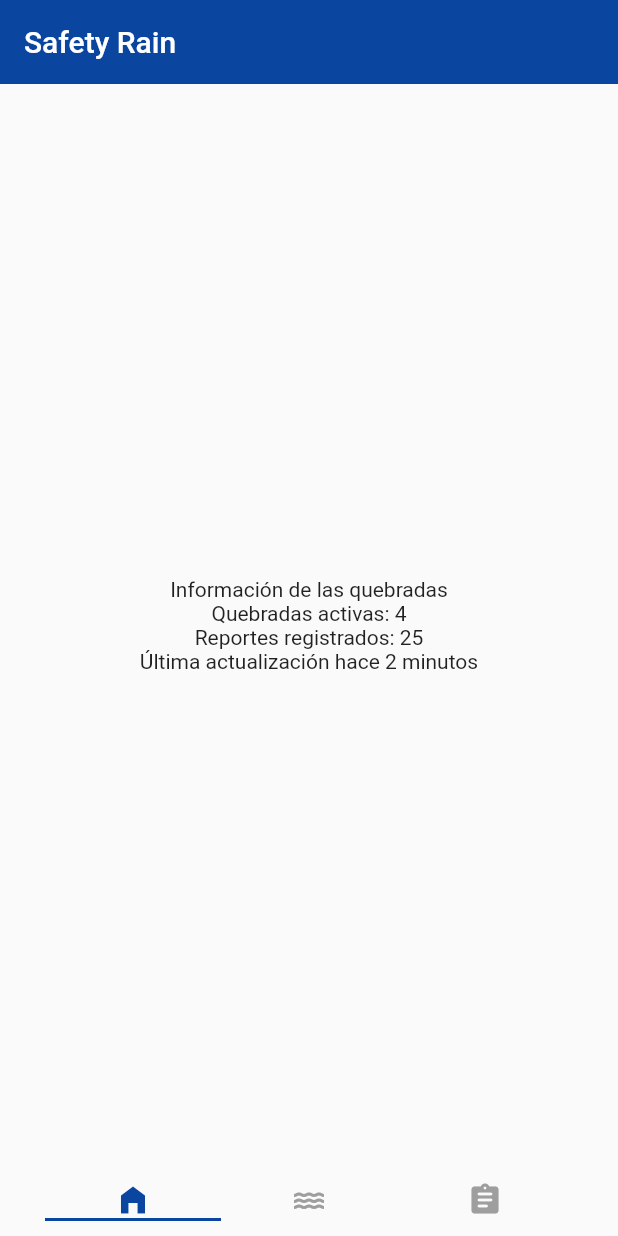
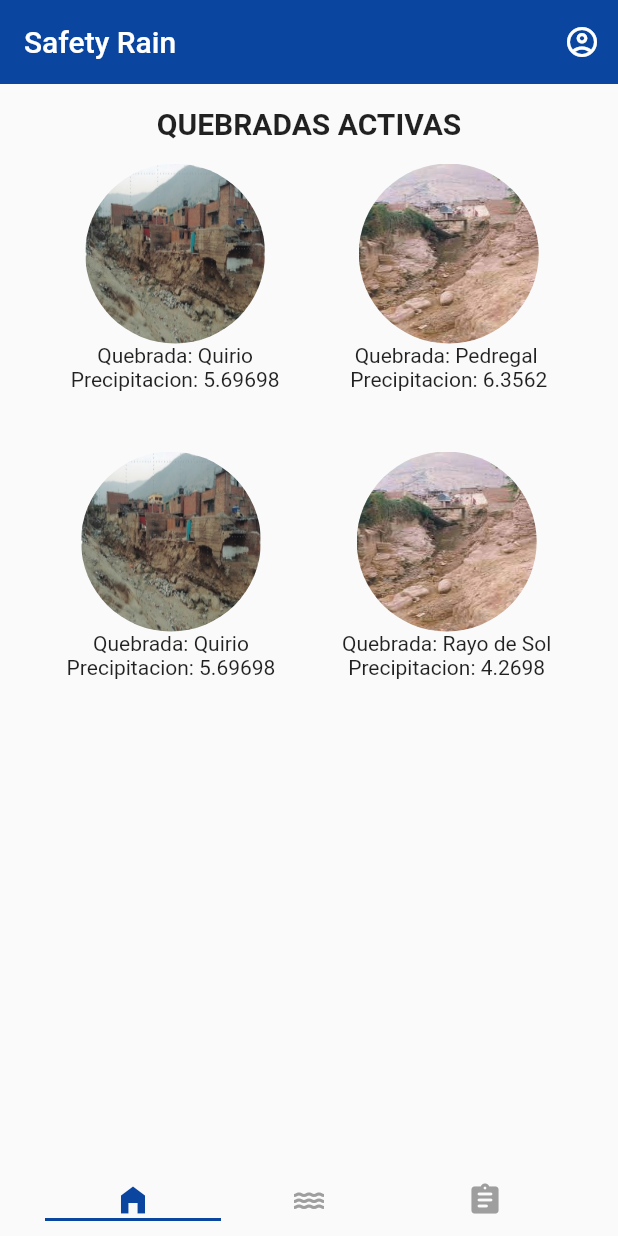
Before and after one commit to GustavoZegarra/PRY2021267_MobileApp, a Flutter app: the screen it shows after launch, on a phone screen of 412 x 824 dp. Run offline on Flutter 3.47's test engine with Material 2 defaults, Android fonts, the phone set to English and light mode, and no system bars; missing offline and left inert: dart:ffi.

Commit message:
Avance de home screen

```diff
--- a/mobile_app/lib/models/quebrada_model.dart
+++ b/mobile_app/lib/models/quebrada_model.dart
@@ -1,9 +1,12 @@
+import 'dart:ffi';
+
 class Quebrada {
+  String nombre;
+  double precipitacion;
 
-  String nombre;
-
-  Quebrada({
-    required this.nombre
-  });
+  Quebrada(this.nombre,this.precipitacion);
+  factory Quebrada.fromJson(dynamic json) {
+    return Quebrada(json['nombre'] as String, json['precipitacion'] as double);
+  }
 
 }
--- a/mobile_app/lib/screens/home_screen.dart
+++ b/mobile_app/lib/screens/home_screen.dart
@@ -1,22 +1,153 @@
 import 'package:flutter/material.dart';
+import 'package:mobile_app/models/quebrada_model.dart';
 import 'package:mobile_app/widgets/widgets.dart';
+import 'dart:convert';
+
+import 'package:path/path.dart';
 
 class HomeScreen extends StatelessWidget {
   //const HomeScreen({Key? key}) : super(key: key);
+  late List<Quebrada> Quebradas;
+  String quebradas =
+      '[{"nombre": "Quirio", "precipitacion": 5.69698}, {"nombre": "Pedregal ", "precipitacion": 6.3562}, {"nombre": "Rayo de Sol", "precipitacion": 4.2698}]';
+
+  HomeScreen() {
+    List ListaJson = jsonDecode(quebradas) as List;
+    Quebradas = ListaJson.map((e) => Quebrada.fromJson(e)).toList();
+    print(Quebradas[0].nombre + " " + Quebradas[0].precipitacion.toString());
+  }
 
   @override
   Widget build(BuildContext context) {
     return Scaffold(
       appBar: AppBar(
         title: const Text('Safety Rain'),
+        actions: [
+            PopupMenuButton(
+               icon: Icon(Icons.account_circle_outlined,color: Colors.white),
+               itemBuilder: (BuildContext context) => <PopupMenuEntry>[
+                 const PopupMenuItem(
+                   child: ListTile(
+                     leading: Icon(Icons.login_rounded),
+                     title: Text('Iniciar Sesion'),
+                   ),
+                 ),
+                 const PopupMenuItem(
+                   child: ListTile(
+                     leading: Icon(Icons.app_registration_sharp),
+                     title: Text('Registrarse'),
+                   ),
+                 ),
+               ],
+             ),
+        ],
       ),
+
       body: Column(
-        mainAxisAlignment: MainAxisAlignment.center,
         children: [
-          Center(child: Text('Información de las quebradas')),
-          Center(child: Text('Quebradas activas: 4')),
-          Center(child: Text('Reportes registrados: 25')),
-          Center(child: Text('Última actualización hace 2 minutos'))
+
+          Container(
+            alignment: Alignment.center,
+            width: MediaQuery.of(context).size.width,
+            margin: const EdgeInsets.all(15),
+            child: Text('QUEBRADAS ACTIVAS',
+                style: TextStyle(fontSize: 20, fontWeight: FontWeight.bold)),
+          ),
+          Row(
+            mainAxisAlignment: MainAxisAlignment.spaceEvenly,
+            children: [
+              Column(
+                children: [
+                  Container(
+                    height: 120.0,
+                    width: 120.0,
+                    decoration: BoxDecoration(
+                      image: DecorationImage(
+                        image: AssetImage('assets/Quirio.jpg'),
+                        fit: BoxFit.fill,
+                      ),
+                      shape: BoxShape.circle,
+                    ),
+                  ),
+                  Container(
+                    child: Text("Quebrada: "+Quebradas[0].nombre),
+                  ),
+                  Container(
+                    child: Text("Precipitacion: "+Quebradas[0].precipitacion.toString()),
+                  )
+                ],
+              ),
+              Column(
+                children: [
+                  Container(
+                    height: 120.0,
+                    width: 120.0,
+                    decoration: BoxDecoration(
+                      image: DecorationImage(
+                        image: AssetImage('assets/Pedregal.jpg'),
+                        fit: BoxFit.fill,
+                      ),
+                      shape: BoxShape.circle,
+                    ),
+                  ),
+               Container(
+                    child: Text("Quebrada: "+Quebradas[1].nombre),
+                  ),
+                  Container(
+                    child: Text("Precipitacion: "+Quebradas[1].precipitacion.toString()),
+                  )
+                ],
+              ),
+            ],
+          ),
+          Padding(padding: EdgeInsets.all(20)),
+          Row(
+            mainAxisAlignment: MainAxisAlignment.spaceEvenly,
+            children: [
+              Column(
+                children: [
+                  Container(
+                    height: 120.0,
+                    width: 120.0,
+                    decoration: BoxDecoration(
+                      image: DecorationImage(
+                        image: AssetImage('assets/Quirio.jpg'),
+                        fit: BoxFit.fill,
+                      ),
+                      shape: BoxShape.circle,
+                    ),
+                  ),
+                  Container(
+                    child: Text("Quebrada: "+Quebradas[0].nombre),
+                  ),
+                  Container(
+                    child: Text("Precipitacion: "+Quebradas[0].precipitacion.toString()),
+                  )
+                ],
+              ),
+              Column(
+                children: [
+                  Container(
+                    height: 120.0,
+                    width: 120.0,
+                    decoration: BoxDecoration(
+                      image: DecorationImage(
+                        image: AssetImage('assets/Pedregal.jpg'),
+                        fit: BoxFit.fill,
+                      ),
+                      shape: BoxShape.circle,
+                    ),
+                  ),
+               Container(
+                    child: Text("Quebrada: "+Quebradas[2].nombre),
+                  ),
+                  Container(
+                    child: Text("Precipitacion: "+Quebradas[2].precipitacion.toString()),
+                  )
+                ],
+              ),
+            ],
+          )
         ],
       ),
     );
--- a/mobile_app/pubspec.yaml
+++ b/mobile_app/pubspec.yaml
@@ -29,7 +29,6 @@ environment:
 dependencies:
   flutter:
     sdk: flutter
-  camera:
   path_provider:
   path:
 
```
Also changed, not shown: mobile_app/assets/Pedregal.jpg (added), mobile_app/assets/Quirio.jpg (added), mobile_app/pubspec.lock.
